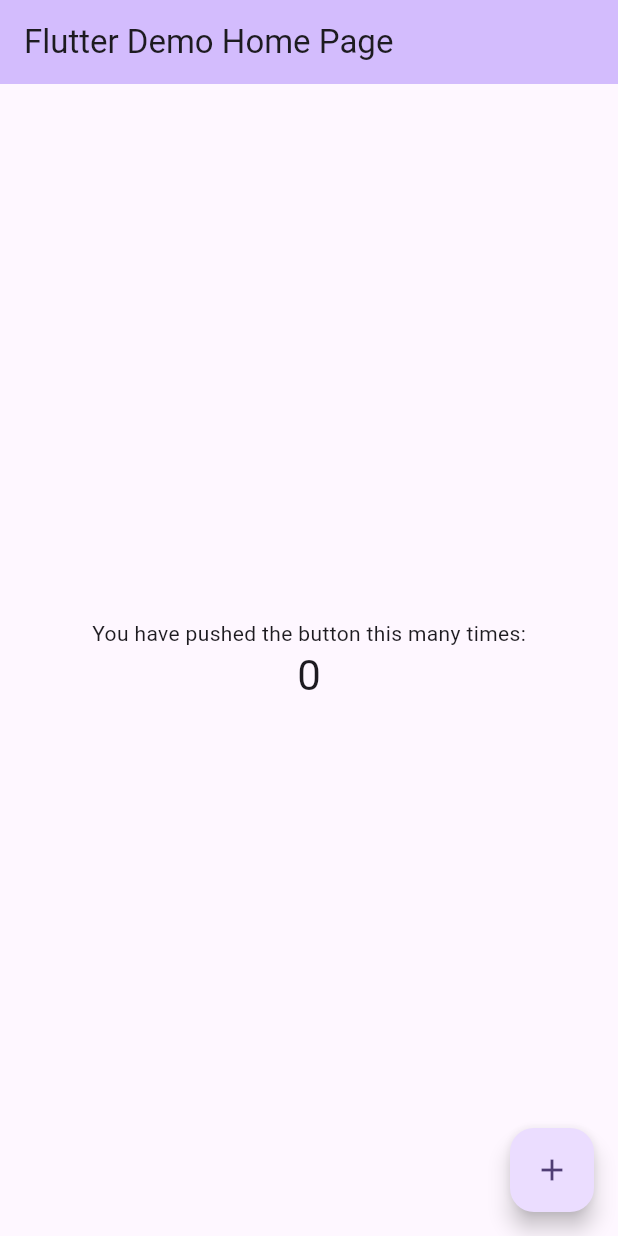
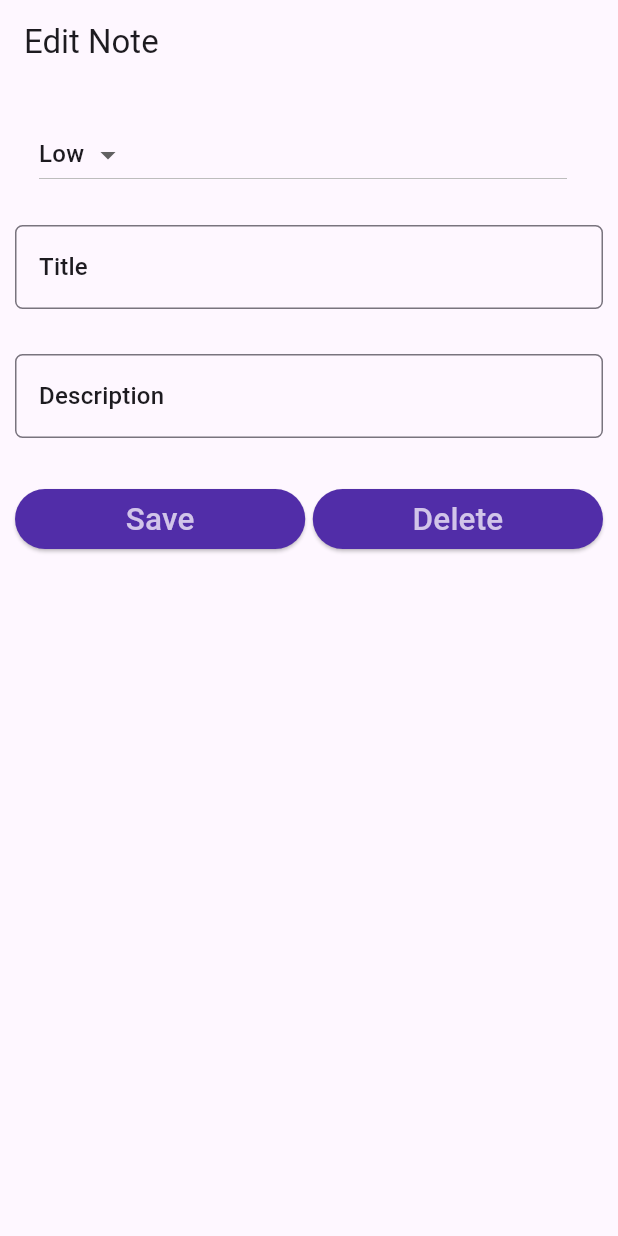
Before and after one commit to reynaldineo/Note-Keeper-Flutter, a Flutter app: the screen it shows after launch, on a phone screen of 412 x 824 dp. Run offline on Flutter 3.47's test engine with Material 3 defaults, Android fonts, the phone set to English and light mode, and no system bars.

Commit message:
feat(ui): add simple note list and detail page

```diff
--- a/lib/main.dart
+++ b/lib/main.dart
@@ -1,122 +1,21 @@
 import 'package:flutter/material.dart';
+import 'package:tugas_5/screens/note_detail.dart';
+// import 'package:tugas_5/screens/note_list.dart';
 
 void main() {
-  runApp(const MyApp());
+  runApp(MyApp());
 }
 
 class MyApp extends StatelessWidget {
   const MyApp({super.key});
 
-  // This widget is the root of your application.
   @override
   Widget build(BuildContext context) {
     return MaterialApp(
-      title: 'Flutter Demo',
-      theme: ThemeData(
-        // This is the theme of your application.
-        //
-        // TRY THIS: Try running your application with "flutter run". You'll see
-        // the application has a purple toolbar. Then, without quitting the app,
-        // try changing the seedColor in the colorScheme below to Colors.green
-        // and then invoke "hot reload" (save your changes or press the "hot
-        // reload" button in a Flutter-supported IDE, or press "r" if you used
-        // the command line to start the app).
-        //
-        // Notice that the counter didn't reset back to zero; the application
-        // state is not lost during the reload. To reset the state, use hot
-        // restart instead.
-        //
-        // This works for code too, not just values: Most code changes can be
-        // tested with just a hot reload.
-        colorScheme: ColorScheme.fromSeed(seedColor: Colors.deepPurple),
-      ),
-      home: const MyHomePage(title: 'Flutter Demo Home Page'),
+      title: 'NoteKeeper',
+      debugShowCheckedModeBanner: false,
+      theme: ThemeData(primarySwatch: Colors.deepPurple),
+      home: NoteDetail(),
     );
   }
 }
-
-class MyHomePage extends StatefulWidget {
-  const MyHomePage({super.key, required this.title});
-
-  // This widget is the home page of your application. It is stateful, meaning
-  // that it has a State object (defined below) that contains fields that affect
-  // how it looks.
-
-  // This class is the configuration for the state. It holds the values (in this
-  // case the title) provided by the parent (in this case the App widget) and
-  // used by the build method of the State. Fields in a Widget subclass are
-  // always marked "final".
-
-  final String title;
-
-  @override
-  State<MyHomePage> createState() => _MyHomePageState();
-}
-
-class _MyHomePageState extends State<MyHomePage> {
-  int _counter = 0;
-
-  void _incrementCounter() {
-    setState(() {
-      // This call to setState tells the Flutter framework that something has
-      // changed in this State, which causes it to rerun the build method below
-      // so that the display can reflect the updated values. If we changed
-      // _counter without calling setState(), then the build method would not be
-      // called again, and so nothing would appear to happen.
-      _counter++;
-    });
-  }
-
-  @override
-  Widget build(BuildContext context) {
-    // This method is rerun every time setState is called, for instance as done
-    // by the _incrementCounter method above.
-    //
-    // The Flutter framework has been optimized to make rerunning build methods
-    // fast, so that you can just rebuild anything that needs updating rather
-    // than having to individually change instances of widgets.
-    return Scaffold(
-      appBar: AppBar(
-        // TRY THIS: Try changing the color here to a specific color (to
-        // Colors.amber, perhaps?) and trigger a hot reload to see the AppBar
-        // change color while the other colors stay the same.
-        backgroundColor: Theme.of(context).colorScheme.inversePrimary,
-        // Here we take the value from the MyHomePage object that was created by
-        // the App.build method, and use it to set our appbar title.
-        title: Text(widget.title),
-      ),
-      body: Center(
-        // Center is a layout widget. It takes a single child and positions it
-        // in the middle of the parent.
-        child: Column(
-          // Column is also a layout widget. It takes a list of children and
-          // arranges them vertically. By default, it sizes itself to fit its
-          // children horizontally, and tries to be as tall as its parent.
-          //
-          // Column has various properties to control how it sizes itself and
-          // how it positions its children. Here we use mainAxisAlignment to
-          // center the children vertically; the main axis here is the vertical
-          // axis because Columns are vertical (the cross axis would be
-          // horizontal).
-          //
-          // TRY THIS: Invoke "debug painting" (choose the "Toggle Debug Paint"
-          // action in the IDE, or press "p" in the console), to see the
-          // wireframe for each widget.
-          mainAxisAlignment: MainAxisAlignment.center,
-          children: <Widget>[
-            const Text('You have pushed the button this many times:'),
-            Text(
-              '$_counter',
-              style: Theme.of(context).textTheme.headlineMedium,
-            ),
-          ],
-        ),
-      ),
-      floatingActionButton: FloatingActionButton(
-        onPressed: _incrementCounter,
-        tooltip: 'Increment',
-        child: const Icon(Icons.add),
-      ), // This trailing comma makes auto-formatting nicer for build methods.
-    );
-  }
-}
--- /dev/null
+++ b/lib/screens/note_detail.dart
@@ -0,0 +1,128 @@
+import 'package:flutter/material.dart';
+
+class NoteDetail extends StatefulWidget {
+  const NoteDetail({super.key});
+
+  @override
+  State<NoteDetail> createState() => _NoteDetailState();
+}
+
+class _NoteDetailState extends State<NoteDetail> {
+  static final _priorities = ['High', 'Low'];
+
+  TextEditingController titleController = TextEditingController();
+  TextEditingController descriptionController = TextEditingController();
+
+  @override
+  Widget build(BuildContext context) {
+    TextStyle? textStyle = Theme.of(context).textTheme.titleMedium;
+
+    return Scaffold(
+      appBar: AppBar(title: Text('Edit Note')),
+      body: Padding(
+        padding: EdgeInsets.only(top: 15.0, left: 10.0, right: 10.0),
+        child: ListView(
+          children: <Widget>[
+            //* First Element
+            ListTile(
+              title: DropdownButton(
+                items:
+                    _priorities.map((String dropDownStringItem) {
+                      return DropdownMenuItem<String>(
+                        value: dropDownStringItem,
+                        child: Text(dropDownStringItem),
+                      );
+                    }).toList(),
+                style: textStyle,
+                value: 'Low',
+                onChanged: (valueSelectedByUser) {
+                  setState(() {
+                    debugPrint('User selected $valueSelectedByUser');
+                  });
+                },
+              ),
+            ),
+
+            //* Second Element
+            Padding(
+              padding: EdgeInsets.only(top: 15.0, bottom: 15.0),
+              child: TextField(
+                controller: titleController,
+                style: textStyle,
+                onChanged: (value) {
+                  debugPrint('Something changed in Title Text Field');
+                },
+                decoration: InputDecoration(
+                  labelText: 'Title',
+                  labelStyle: textStyle,
+                  border: OutlineInputBorder(
+                    borderRadius: BorderRadius.circular(5.0),
+                  ),
+                ),
+              ),
+            ),
+
+            //* Third Element
+            Padding(
+              padding: EdgeInsets.only(top: 15.0, bottom: 15.0),
+              child: TextField(
+                controller: descriptionController,
+                style: textStyle,
+                onChanged: (value) {
+                  debugPrint('Something changed in Description Text Field');
+                },
+                decoration: InputDecoration(
+                  labelText: 'Description',
+                  labelStyle: textStyle,
+                  border: OutlineInputBorder(
+                    borderRadius: BorderRadius.circular(5.0),
+                  ),
+                ),
+              ),
+            ),
+
+            //* Fourth Element
+            Padding(
+              padding: EdgeInsets.only(top: 15.0, bottom: 15.0),
+              child: Row(
+                children: <Widget>[
+                  Expanded(
+                    child: ElevatedButton(
+                      style: ElevatedButton.styleFrom(
+                        foregroundColor: Theme.of(context).primaryColorLight,
+                        backgroundColor: Theme.of(context).primaryColorDark,
+                      ),
+                      child: Text('Save', textScaler: TextScaler.linear(1.5)),
+                      onPressed: () {
+                        setState(() {
+                          debugPrint('Save button clicked');
+                        });
+                      },
+                    ),
+                  ),
+
+                  Container(width: 5.0),
+
+                  Expanded(
+                    child: ElevatedButton(
+                      style: ElevatedButton.styleFrom(
+                        foregroundColor: Theme.of(context).primaryColorLight,
+                        backgroundColor: Theme.of(context).primaryColorDark,
+                      ),
+                      child: Text('Delete', textScaler: TextScaler.linear(1.5)),
+                      onPressed: () {
+                        setState(() {
+                          debugPrint('Delete button clicked');
+                        });
+                      },
+                    ),
+                  ),
+                ],
+              ),
+            ),
+          ],
+        ),
+      ),
+    );
+  }
+}
```
Also changed, not shown: lib/screens/note_list.dart (added, +51 -0 lines).
